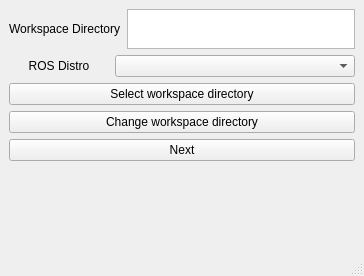
Old version of the form workcell_builder/workcell_builder/gui/mainwindow.ui in the repository Mukaram01/Easy_Manipulator_Improved.
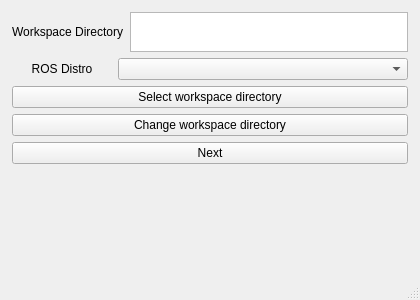
New version of the form.

Commit message:
improve GUI: global stylesheet, window titles, tooltips, typo fix, layout margins
Agent-Logs-Url: https://github.com/Mukaram01/Easy_Manipulator_Improved/sessions/c2efe199-a267-4a23-ac65-220f346736dc

Diff of the .ui file:
```diff
--- a/workcell_builder/workcell_builder/gui/mainwindow.ui
+++ b/workcell_builder/workcell_builder/gui/mainwindow.ui
@@ -6,15 +6,33 @@
    <rect>
     <x>0</x>
     <y>0</y>
-    <width>364</width>
-    <height>276</height>
+    <width>420</width>
+    <height>300</height>
    </rect>
   </property>
+  <property name="minimumSize">
+   <size>
+    <width>380</width>
+    <height>280</height>
+   </size>
+  </property>
   <property name="windowTitle">
    <string>Workcell Builder</string>
   </property>
   <widget class="QWidget" name="centralwidget">
    <layout class="QVBoxLayout" name="verticalLayout_2">
+    <property name="leftMargin">
+     <number>12</number>
+    </property>
+    <property name="topMargin">
+     <number>12</number>
+    </property>
+    <property name="rightMargin">
+     <number>12</number>
+    </property>
+    <property name="bottomMargin">
+     <number>12</number>
+    </property>
     <item>
      <layout class="QVBoxLayout" name="verticalLayout">
       <item>
```
Left out of the diff: 6 changed lines with no effect on the pictures. The commit also changes 15 other files.
